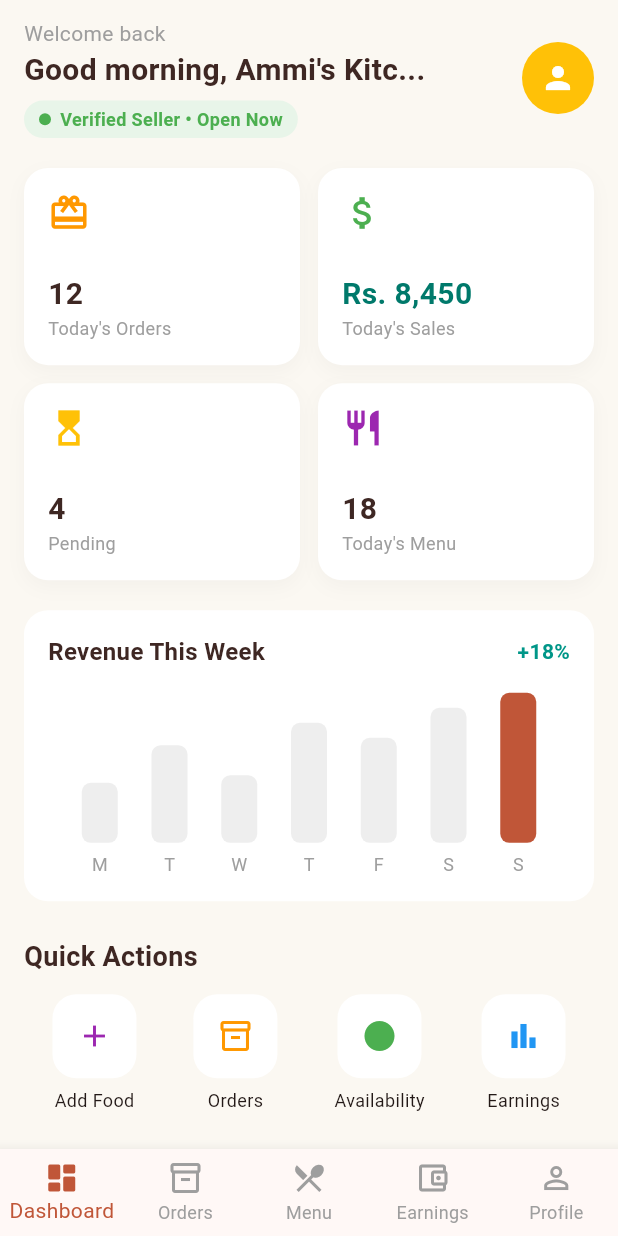
After one commit to Rameensiddiqui06/ghar_ka_khana, a Flutter app: the SellerDashboardScreen screen opened directly, on a phone screen of 412 x 824 dp. The commit adds this screen. Run offline on Flutter 3.47's test engine with Material 3 defaults, Android fonts, the phone set to English and light mode, and no system bars; our stand-ins replace cloud_firestore, firebase_auth, firebase_core; accounts and stored records are empty; Roboto replaces fonts that are missing (Poppins).

Commit message:
Make dashboard tabs and quick actions interactive

```diff
--- /dev/null
+++ b/lib/screens/seller_dashboard.dart
@@ -0,0 +1,563 @@
+import 'package:flutter/material.dart';
+
+class SellerDashboardScreen extends StatefulWidget {
+  const SellerDashboardScreen({Key? key}) : super(key: key);
+
+  @override
+  State<SellerDashboardScreen> createState() => _SellerDashboardScreenState();
+}
+
+class _SellerDashboardScreenState extends State<SellerDashboardScreen> {
+  int _selectedIndex = 0;
+
+  void _showSnackBar(String message) {
+    ScaffoldMessenger.of(context).clearSnackBars();
+    ScaffoldMessenger.of(context).showSnackBar(
+      SnackBar(
+        content: Text(message),
+        duration: const Duration(seconds: 2),
+        behavior: SnackBarBehavior.floating,
+      ),
+    );
+  }
+
+  @override
+  Widget build(BuildContext context) {
+    return Scaffold(
+      backgroundColor: const Color(0xFFFBF8F2),
+      body: SafeArea(
+        child: IndexedStack(
+          index: _selectedIndex,
+          children: [
+            _buildDashboardTab(),
+            _buildPlaceholderTab('Orders Screen', Icons.inventory_2_outlined),
+            _buildPlaceholderTab('Today\'s Menu Screen', Icons.restaurant_menu),
+            _buildPlaceholderTab('Earnings Screen', Icons.account_balance_wallet_outlined),
+            _buildPlaceholderTab('Profile & Notifications', Icons.person_outline),
+          ],
+        ),
+      ),
+      bottomNavigationBar: BottomNavigationBar(
+        currentIndex: _selectedIndex,
+        onTap: (index) {
+          setState(() {
+            _selectedIndex = index;
+          });
+        },
+        selectedItemColor: const Color(0xFFC05638),
+        unselectedItemColor: Colors.grey,
+        type: BottomNavigationBarType.fixed,
+        items: const [
+          BottomNavigationBarItem(
+            icon: Icon(Icons.dashboard_rounded),
+            label: 'Dashboard',
+          ),
+          BottomNavigationBarItem(
+            icon: Icon(Icons.inventory_2_outlined),
+            label: 'Orders',
+          ),
+          BottomNavigationBarItem(
+            icon: Icon(Icons.restaurant_menu),
+            label: 'Menu',
+          ),
+          BottomNavigationBarItem(
+            icon: Icon(Icons.account_balance_wallet_outlined),
+            label: 'Earnings',
+          ),
+          BottomNavigationBarItem(
+            icon: Icon(Icons.person_outline),
+            label: 'Profile',
+          ),
+        ],
+      ),
+    );
+  }
+
+  // --- Main Dashboard View ---
+  Widget _buildDashboardTab() {
+    return SingleChildScrollView(
+      padding: const EdgeInsets.symmetric(horizontal: 16.0, vertical: 12.0),
+      child: Column(
+        crossAxisAlignment: CrossAxisAlignment.start,
+        children: [
+          _buildHeader(),
+          const SizedBox(height: 20),
+          _buildOverviewGrid(),
+          const SizedBox(height: 20),
+          _buildRevenueChartCard(),
+          const SizedBox(height: 24),
+          _buildQuickActions(),
+          const SizedBox(height: 24),
+          _buildTodaysOrdersHeader(),
+          const SizedBox(height: 12),
+          _buildOrderCard(
+            orderId: '#GK12346',
+            customerName: 'Zara Malik',
+            time: '6:40 PM',
+            items: 'Chicken Biryani ×2, Gulab Jamun ×1',
+            price: 'Rs. 1100',
+            status: 'New',
+            statusColor: const Color(0xFFFFF2E2),
+            statusTextColor: const Color(0xFFE07A5F),
+            showAcceptReject: true,
+          ),
+          const SizedBox(height: 12),
+          _buildOrderCard(
+            orderId: '#GK12345',
+            customerName: 'Ayesha Khan',
+            time: '6:15 PM',
+            items: 'Chicken Karahi ×1',
+            price: 'Rs. 650',
+            status: 'Preparing',
+            statusColor: const Color(0xFFFFF2E2),
+            statusTextColor: const Color(0xFFE07A5F),
+            showMarkReady: true,
+          ),
+          const SizedBox(height: 24),
+          Text(
+            "Popular Items",
+            style: TextStyle(
+              fontSize: 18,
+              fontWeight: FontWeight.bold,
+              color: Colors.brown[900],
+            ),
+          ),
+          const SizedBox(height: 12),
+          _buildPopularItem('#1', 'Chicken Biryani', 'Rs. 450', '4.8'),
+          _buildPopularItem('#2', 'Chicken Karahi', 'Rs. 650', '4.9'),
+          _buildPopularItem('#3', 'Gulab Jamun', 'Rs. 200', '4.8'),
+        ],
+      ),
+    );
+  }
+
+  // --- Placeholder for other tabs ---
+  Widget _buildPlaceholderTab(String title, IconData icon) {
+    return Center(
+      child: Column(
+        mainAxisAlignment: MainAxisAlignment.center,
+        children: [
+          Icon(icon, size: 64, color: const Color(0xFFC05638)),
+          const SizedBox(height: 16),
+          Text(
+            title,
+            style: TextStyle(
+              fontSize: 20,
+              fontWeight: FontWeight.bold,
+              color: Colors.brown[900],
+            ),
+          ),
+          const SizedBox(height: 8),
+          const Text(
+            "Full feature coming in next sprint!",
+            style: TextStyle(color: Colors.grey),
+          ),
+        ],
+      ),
+    );
+  }
+
+  // --- UI Elements ---
+  Widget _buildHeader() {
+    return Row(
+      mainAxisAlignment: MainAxisAlignment.spaceBetween,
+      children: [
+        Column(
+          crossAxisAlignment: CrossAxisAlignment.start,
+          children: [
+            const Text("Welcome back", style: TextStyle(color: Colors.grey, fontSize: 14)),
+            Text(
+              "Good morning, Ammi's Kitc...",
+              style: TextStyle(
+                fontSize: 20,
+                fontWeight: FontWeight.bold,
+                color: Colors.brown[900],
+              ),
+            ),
+            const SizedBox(height: 6),
+            Container(
+              padding: const EdgeInsets.symmetric(horizontal: 10, vertical: 4),
+              decoration: BoxDecoration(
+                color: const Color(0xFFE8F5E9),
+                borderRadius: BorderRadius.circular(20),
+              ),
+              child: const Row(
+                mainAxisSize: MainAxisSize.min,
+                children: [
+                  CircleAvatar(radius: 4, backgroundColor: Colors.green),
+                  SizedBox(width: 6),
+                  Text(
+                    "Verified Seller • Open Now",
+                    style: TextStyle(
+                      color: Colors.green,
+                      fontSize: 12,
+                      fontWeight: FontWeight.w600,
+                    ),
+                  ),
+                ],
+              ),
+            ),
+          ],
+        ),
+        GestureDetector(
+          onTap: () => setState(() => _selectedIndex = 4),
+          child: const CircleAvatar(
+            radius: 24,
+            backgroundColor: Colors.amber,
+            child: Icon(Icons.person, color: Colors.white),
+          ),
+        ),
+      ],
+    );
+  }
+
+  Widget _buildOverviewGrid() {
+    return GridView.count(
+      crossAxisCount: 2,
+      shrinkWrap: true,
+      physics: const NeverScrollableScrollPhysics(),
+      crossAxisSpacing: 12,
+      mainAxisSpacing: 12,
+      childAspectRatio: 1.4,
+      children: [
+        _buildStatCard("12", "Today's Orders", Icons.card_giftcard, Colors.orange, () => setState(() => _selectedIndex = 1)),
+        _buildStatCard("Rs. 8,450", "Today's Sales", Icons.attach_money, Colors.green, () => setState(() => _selectedIndex = 3)),
+        _buildStatCard("4", "Pending", Icons.hourglass_top, Colors.amber, () => setState(() => _selectedIndex = 1)),
+        _buildStatCard("18", "Today's Menu", Icons.restaurant, Colors.purple, () => setState(() => _selectedIndex = 2)),
+      ],
+    );
+  }
+
+  Widget _buildStatCard(String val, String label, IconData icon, Color color, VoidCallback onTap) {
+    return InkWell(
+      onTap: onTap,
+      borderRadius: BorderRadius.circular(16),
+      child: Container(
+        padding: const EdgeInsets.all(16),
+        decoration: BoxDecoration(
+          color: Colors.white,
+          borderRadius: BorderRadius.circular(16),
+          boxShadow: [
+            BoxShadow(
+              color: Colors.black.withOpacity(0.03),
+              blurRadius: 10,
+              offset: const Offset(0, 4),
+            ),
+          ],
+        ),
+        child: Column(
+          crossAxisAlignment: CrossAxisAlignment.start,
+          mainAxisAlignment: MainAxisAlignment.center,
+          children: [
+            Icon(icon, color: color, size: 28),
+            const Spacer(),
+            Text(
+              val,
+              style: TextStyle(
+                fontSize: 20,
+                fontWeight: FontWeight.bold,
+                color: color == Colors.green ? Colors.teal[700] : Colors.brown[900],
+              ),
+            ),
+            Text(label, style: const TextStyle(color: Colors.grey, fontSize: 12)),
+          ],
+        ),
+      ),
+    );
+  }
+
+  Widget _buildRevenueChartCard() {
+    return Container(
+      padding: const EdgeInsets.all(16),
+      decoration: BoxDecoration(
+        color: Colors.white,
+        borderRadius: BorderRadius.circular(16),
+      ),
+      child: Column(
+        crossAxisAlignment: CrossAxisAlignment.start,
+        children: [
+          Row(
+            mainAxisAlignment: MainAxisAlignment.spaceBetween,
+            children: [
+              Text(
+                "Revenue This Week",
+                style: TextStyle(
+                  fontSize: 16,
+                  fontWeight: FontWeight.bold,
+                  color: Colors.brown[900],
+                ),
+              ),
+              const Text(
+                "+18%",
+                style: TextStyle(color: Colors.teal, fontWeight: FontWeight.bold),
+              ),
+            ],
+          ),
+          const SizedBox(height: 16),
+          Row(
+            mainAxisAlignment: MainAxisAlignment.spaceEvenly,
+            crossAxisAlignment: CrossAxisAlignment.end,
+            children: [
+              _buildBar("M", 40),
+              _buildBar("T", 65),
+              _buildBar("W", 45),
+              _buildBar("T", 80),
+              _buildBar("F", 70),
+              _buildBar("S", 90),
+              _buildBar("S", 100, isHighlight: true),
+            ],
+          )
+        ],
+      ),
+    );
+  }
+
+  Widget _buildBar(String day, double height, {bool isHighlight = false}) {
+    return Column(
+      children: [
+        Container(
+          height: height,
+          width: 24,
+          decoration: BoxDecoration(
+            color: isHighlight ? const Color(0xFFC05638) : Colors.grey[200],
+            borderRadius: BorderRadius.circular(6),
+          ),
+        ),
+        const SizedBox(height: 6),
+        Text(day, style: const TextStyle(color: Colors.grey, fontSize: 12)),
+      ],
+    );
+  }
+
+  Widget _buildQuickActions() {
+    return Column(
+      crossAxisAlignment: CrossAxisAlignment.start,
+      children: [
+        Text(
+          "Quick Actions",
+          style: TextStyle(
+            fontSize: 18,
+            fontWeight: FontWeight.bold,
+            color: Colors.brown[900],
+          ),
+        ),
+        const SizedBox(height: 12),
+        Row(
+          mainAxisAlignment: MainAxisAlignment.spaceAround,
+          children: [
+            _buildActionItem(Icons.add, "Add Food", Colors.purple, () => _showSnackBar('Opening Add Food screen...')),
+            _buildActionItem(Icons.inventory_2_outlined, "Orders", Colors.orange, () => setState(() => _selectedIndex = 1)),
+            _buildActionItem(Icons.circle, "Availability", Colors.green, () => _showSnackBar('Kitchen Status: Open')),
+            _buildActionItem(Icons.bar_chart, "Earnings", Colors.blue, () => setState(() => _selectedIndex = 3)),
+          ],
+        ),
+      ],
+    );
+  }
+
+  Widget _buildActionItem(IconData icon, String label, Color color, VoidCallback onTap) {
+    return InkWell(
+      onTap: onTap,
+      borderRadius: BorderRadius.circular(16),
+      child: Column(
+        children: [
+          Container(
+            padding: const EdgeInsets.all(16),
+            decoration: BoxDecoration(
+              color: Colors.white,
+              borderRadius: BorderRadius.circular(16),
+            ),
+            child: Icon(icon, color: color),
+          ),
+          const SizedBox(height: 6),
+          Text(label, style: const TextStyle(fontSize: 12)),
+        ],
+      ),
+    );
+  }
+
+  Widget _buildTodaysOrdersHeader() {
+    return Row(
+      mainAxisAlignment: MainAxisAlignment.spaceBetween,
+      children: [
+        Text(
+          "Today's Orders",
+          style: TextStyle(
+            fontSize: 18,
+            fontWeight: FontWeight.bold,
+            color: Colors.brown[900],
+          ),
+        ),
+        GestureDetector(
+          onTap: () => setState(() => _selectedIndex = 1),
+          child: const Text(
+            "See all",
+            style: TextStyle(
+              color: Color(0xFFC05638),
+              fontWeight: FontWeight.bold,
+            ),
+          ),
+        ),
+      ],
+    );
+  }
+
+  Widget _buildOrderCard({
+    required String orderId,
+    required String customerName,
+    required String time,
+    required String items,
+    required String price,
+    required String status,
+    required Color statusColor,
+    required Color statusTextColor,
+    bool showAcceptReject = false,
+    bool showMarkReady = false,
+  }) {
+    return Container(
+      padding: const EdgeInsets.all(16),
+      decoration: BoxDecoration(
+        color: Colors.white,
+        borderRadius: BorderRadius.circular(16),
+      ),
+      child: Column(
+        crossAxisAlignment: CrossAxisAlignment.start,
+        children: [
+          Row(
+            mainAxisAlignment: MainAxisAlignment.spaceBetween,
+            children: [
+              Text(
+                orderId,
+                style: TextStyle(
+                  fontWeight: FontWeight.bold,
+                  fontSize: 16,
+                  color: Colors.brown[900],
+                ),
+              ),
+              Container(
+                padding: const EdgeInsets.symmetric(horizontal: 10, vertical: 4),
+                decoration: BoxDecoration(
+                  color: statusColor,
+                  borderRadius: BorderRadius.circular(12),
+                ),
+                child: Text(
+                  status,
+                  style: TextStyle(
+                    color: statusTextColor,
+                    fontSize: 12,
+                    fontWeight: FontWeight.bold,
+                  ),
+                ),
+              ),
+            ],
+          ),
+          Text(
+            "$customerName • $time",
+            style: const TextStyle(color: Colors.grey, fontSize: 12),
+          ),
+          const SizedBox(height: 8),
+          Text(items, style: const TextStyle(fontSize: 14)),
+          const SizedBox(height: 12),
+          Row(
+            mainAxisAlignment: MainAxisAlignment.spaceBetween,
+            children: [
+              Text(
+                price,
+                style: const TextStyle(
+                  fontWeight: FontWeight.bold,
+                  fontSize: 16,
+                  color: Color(0xFFC05638),
+                ),
+              ),
+              if (showAcceptReject)
+                Row(
+                  children: [
+                    ElevatedButton(
+                      onPressed: () => _showSnackBar('Order $orderId Accepted!'),
+                      style: ElevatedButton.styleFrom(
+                        backgroundColor: const Color(0xFFE8F5E9),
+                        elevation: 0,
+                      ),
+                      child: const Text("Accept", style: TextStyle(color: Colors.green)),
+                    ),
+                    const SizedBox(width: 8),
+                    ElevatedButton(
+                      onPressed: () => _showSnackBar('Order $orderId Rejected'),
+                      style: ElevatedButton.styleFrom(
+                        backgroundColor: const Color(0xFFFFEBEE),
+                        elevation: 0,
+                      ),
+                      child: const Text("Reject", style: TextStyle(color: Colors.red)),
+                    ),
+                  ],
+                ),
+              if (showMarkReady)
+                ElevatedButton(
+                  onPressed: () => _showSnackBar('Order $orderId marked as Ready!'),
+                  style: ElevatedButton.styleFrom(
+                    backgroundColor: const Color(0xFFFFF2E2),
+                    elevation: 0,
+                  ),
+                  child: const Text(
+                    "Mark Ready",
+                    style: TextStyle(color: Color(0xFFC05638)),
+                  ),
+                ),
+            ],
+          ),
+        ],
+      ),
+    );
+  }
+
+  Widget _buildPopularItem(String rank, String title, String price, String rating) {
+    return Container(
+      margin: const EdgeInsets.only(bottom: 8),
+      padding: const EdgeInsets.all(12),
+      decoration: BoxDecoration(
+        color: Colors.white,
+        borderRadius: BorderRadius.circular(12),
+      ),
+      child: Row(
+        children: [
+          Container(
+            width: 48,
+            height: 48,
+            decoration: BoxDecoration(
+              color: Colors.orange[100],
+              borderRadius: BorderRadius.circular(8),
+            ),
+            child: const Icon(Icons.fastfood, color: Colors.orange),
+          ),
+          const SizedBox(width: 12),
+          Expanded(
+            child: Column(
+              crossAxisAlignment: CrossAxisAlignment.start,
+              children: [
+                Text(
+                  title,
+                  style: TextStyle(
+                    fontWeight: FontWeight.bold,
+                    color: Colors.brown[900],
+                  ),
+                ),
+                Text(
+                  "$price • ★ $rating",
+                  style: const TextStyle(color: Colors.grey, fontSize: 12),
+                ),
+              ],
+            ),
+          ),
+          Text(
+            rank,
+            style: const TextStyle(
+              fontSize: 18,
+              fontWeight: FontWeight.bold,
+              color: Color(0xFFC05638),
+            ),
+          ),
+        ],
+      ),
+    );
+  }
+}
--- a/lib/screens/seller_home_screen.dart
+++ b/lib/screens/seller_home_screen.dart
@@ -1,13 +1,11 @@
 import 'package:flutter/material.dart';
+import 'seller_dashboard.dart';
 
 class SellerHomeScreen extends StatelessWidget {
   const SellerHomeScreen({super.key});
 
   @override
   Widget build(BuildContext context) {
-    return Scaffold(
-      appBar: AppBar(title: const Text('Seller Home')),
-      body: const Center(child: Text('Welcome, Seller!')),
-    );
+    return const SellerDashboardScreen();
   }
 }
```
Also changed, not shown: analysis_options.yaml (+9 -0 lines), pubspec.lock.
